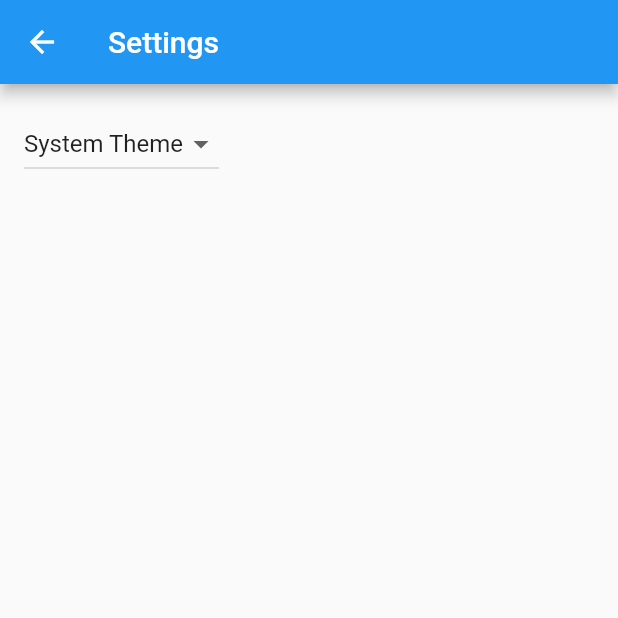
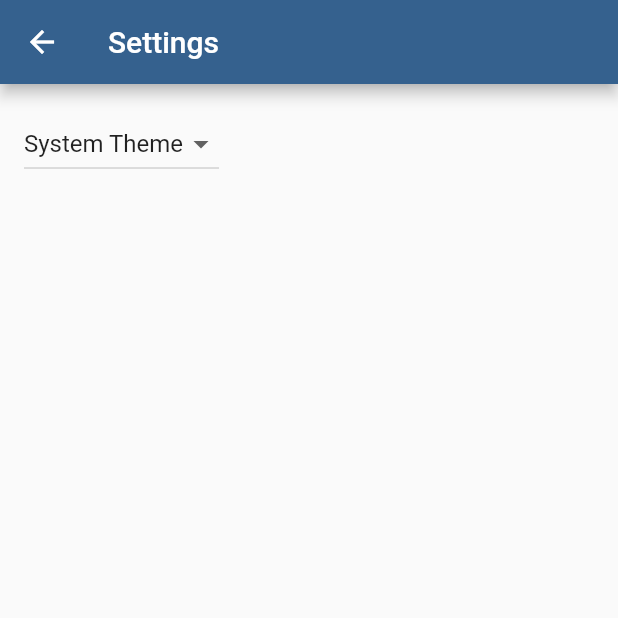
Before and after one commit to Laebrye/greggs_test, a Flutter app: the screen it shows after launch, after a tap on the "settings" icon, on a phone screen of 412 x 824 dp, the top half of it. Run offline on Flutter 3.47's test engine with Material 2 defaults, Android fonts, the phone set to English and light mode, and no system bars; our stand-ins replace freezed_annotation, rxdart; generated files the repository leaves out were written again.

Commit message:
ran the app on ios and updated the default colour

```diff
--- a/lib/src/app.dart
+++ b/lib/src/app.dart
@@ -56,7 +56,9 @@ class MyApp extends StatelessWidget {
           // Define a light and dark color theme. Then, read the user's
           // preferred ThemeMode (light, dark, or system default) from the
           // SettingsController to display the correct theme.
-          theme: ThemeData(),
+          theme: ThemeData(
+              colorScheme:
+                  ColorScheme.fromSeed(seedColor: const Color(0xff00558F))),
           darkTheme: ThemeData.dark(),
           themeMode: settingsController.themeMode,
 
```
Also changed, not shown: pubspec.lock, 2 other files.
